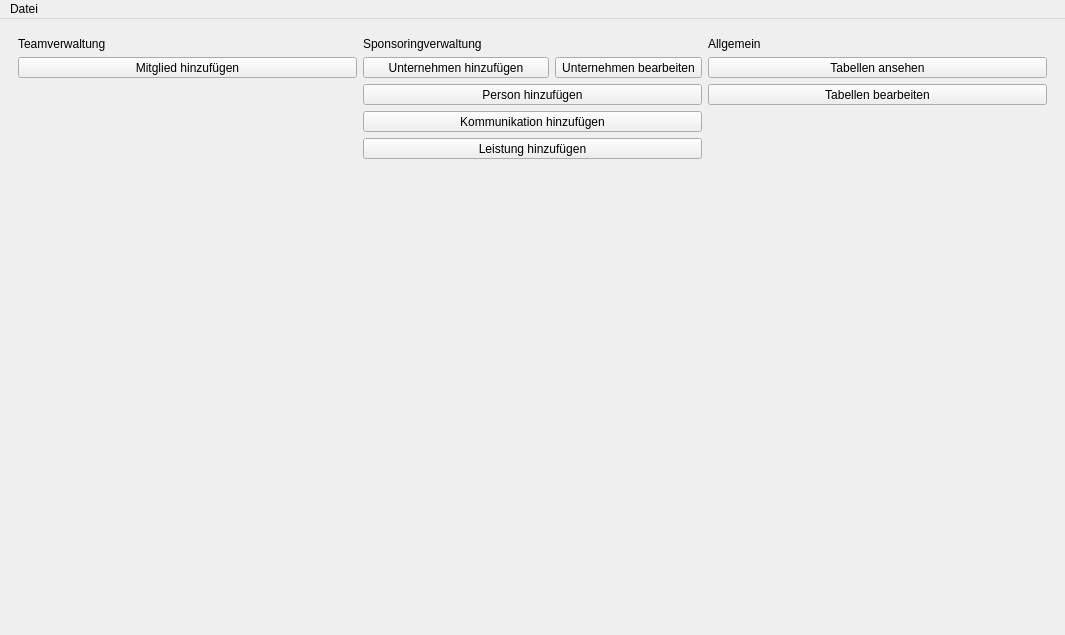
Before: the Qt Designer form mainwindow.ui in green-lion-racing/glr-database, drawn with Qt 5.
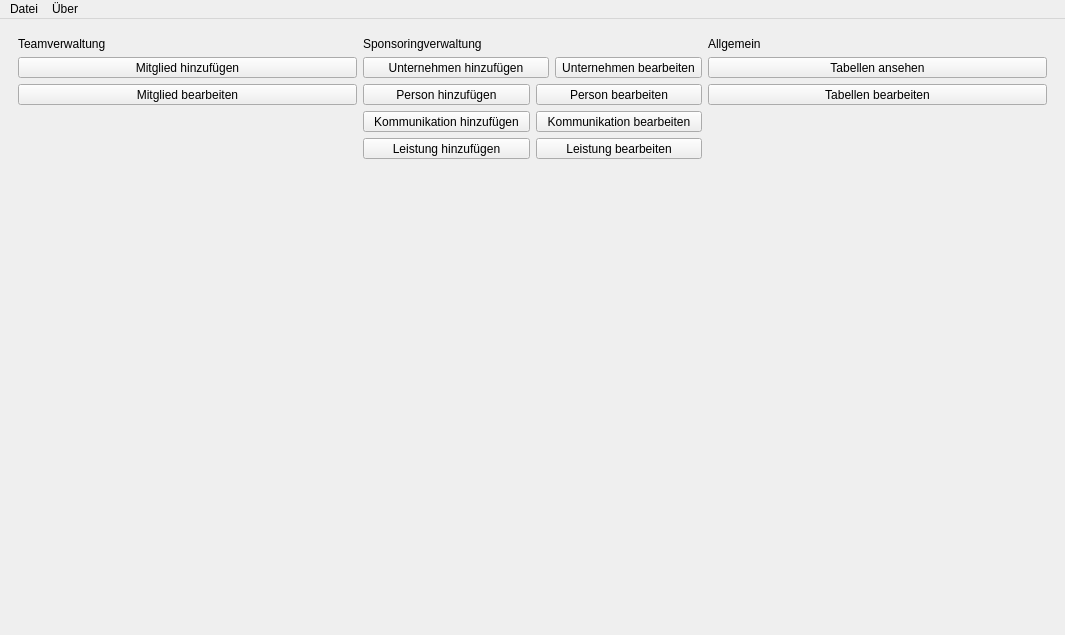
After: the same form once the commit is applied.

Diff of the .ui file:
```diff
--- a/mainwindow.ui
+++ b/mainwindow.ui
@@ -21,8 +21,6 @@
        <number>0</number>
       </property>
       <widget class="QWidget" name="page_main">
-       <layout class="QHBoxLayout" name="horizontalLayout_7">
-        <item>
          <layout class="QHBoxLayout" name="horizontalLayout_6">
           <item>
            <layout class="QVBoxLayout" name="verticalLayout_5">
@@ -61,6 +59,22 @@
               </property>
              </widget>
             </item>
+          <item>
+           <widget class="QToolButton" name="tb_modifyMember">
+            <property name="sizePolicy">
+             <sizepolicy hsizetype="Minimum" vsizetype="Fixed">
+              <horstretch>0</horstretch>
+              <verstretch>0</verstretch>
+             </sizepolicy>
+            </property>
+            <property name="text">
+             <string>Mitglied bearbeiten</string>
+            </property>
+            <property name="toolButtonStyle">
+             <enum>Qt::ToolButtonTextUnderIcon</enum>
+            </property>
+           </widget>
+          </item>
             <item>
              <spacer name="verticalSpacer_3">
               <property name="orientation">
@@ -145,6 +159,31 @@
                 </property>
                </widget>
               </item>
+            <item>
+             <widget class="QToolButton" name="tb_modifyPerson">
+              <property name="sizePolicy">
+               <sizepolicy hsizetype="Minimum" vsizetype="Fixed">
+                <horstretch>0</horstretch>
+                <verstretch>0</verstretch>
+               </sizepolicy>
+              </property>
+              <property name="text">
+               <string>Person bearbeiten</string>
+              </property>
+              <property name="iconSize">
+               <size>
+                <width>16</width>
+                <height>16</height>
+               </size>
+              </property>
+              <property name="toolButtonStyle">
+               <enum>Qt::ToolButtonTextUnderIcon</enum>
+              </property>
+              <property name="autoRaise">
+               <bool>false</bool>
+              </property>
+             </widget>
+            </item>
              </layout>
             </item>
             <item>
@@ -165,6 +204,22 @@
                 </property>
                </widget>
               </item>
+            <item>
+             <widget class="QToolButton" name="tb_modifyCommunication">
+              <property name="sizePolicy">
+               <sizepolicy hsizetype="Minimum" vsizetype="Fixed">
+                <horstretch>0</horstretch>
+                <verstretch>0</verstretch>
+               </sizepolicy>
+              </property>
+              <property name="text">
+               <string>Kommunikation bearbeiten</string>
+              </property>
+              <property name="toolButtonStyle">
+               <enum>Qt::ToolButtonTextUnderIcon</enum>
+              </property>
+             </widget>
+            </item>
              </layout>
             </item>
             <item>
@@ -185,6 +240,22 @@
                 </property>
                </widget>
               </item>
+            <item>
+             <widget class="QToolButton" name="tb_modifyActivity">
+              <property name="sizePolicy">
+               <sizepolicy hsizetype="Minimum" vsizetype="Fixed">
+                <horstretch>0</horstretch>
+                <verstretch>0</verstretch>
+               </sizepolicy>
+              </property>
+              <property name="text">
+               <string>Leistung bearbeiten</string>
+              </property>
+              <property name="toolButtonStyle">
+               <enum>Qt::ToolButtonTextUnderIcon</enum>
+              </property>
+             </widget>
+            </item>
              </layout>
             </item>
             <item>
@@ -265,8 +336,6 @@
            </layout>
           </item>
          </layout>
-        </item>
-       </layout>
       </widget>
       <widget class="QWidget" name="page_logIn">
        <layout class="QVBoxLayout" name="verticalLayout_4">
@@ -427,9 +496,15 @@
     <addaction name="separator"/>
     <addaction name="menuPassword"/>
     <addaction name="separator"/>
+   </widget>
+   <widget class="QMenu" name="menuAbout">
+    <property name="title">
+     <string>Über</string>
+    </property>
     <addaction name="actionAbout"/>
    </widget>
    <addaction name="menuDatei"/>
+   <addaction name="menuAbout"/>
   </widget>
   <widget class="QStatusBar" name="statusbar">
    <property name="sizeGripEnabled">
```
Left out of the diff: 3 changed lines with no effect on the pictures. Lines whose indentation alone changed are shown as unchanged.
